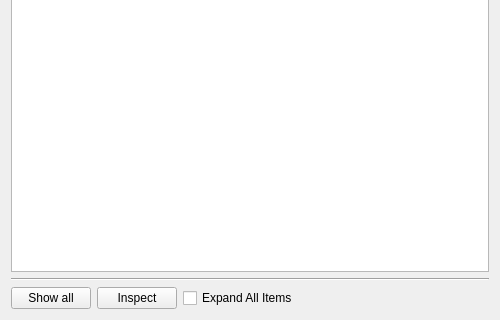
Old version of the form View/ui/render_data.ui in the repository ckreisl/emca; both pictures show x 0 to 500 and y 180 to 500 of the 500 by 500 pixel window.
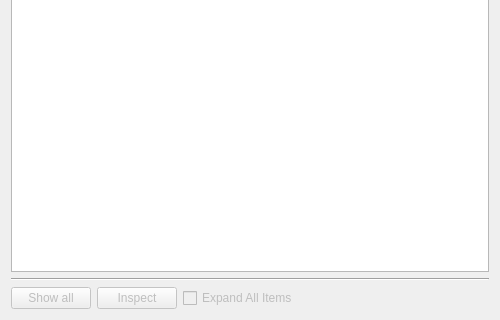
New version of the form.

Commit message: render data btns will be enabled if data is available, modified connect ui which will not close if a connection error happens

The edit to the form file:
```diff
--- a/View/ui/render_data.ui
+++ b/View/ui/render_data.ui
@@ -78,6 +78,9 @@
     <layout class="QHBoxLayout" name="horizontalLayout">
      <item>
       <widget class="QPushButton" name="btnShowAll">
+       <property name="enabled">
+        <bool>false</bool>
+       </property>
        <property name="text">
         <string>Show all</string>
        </property>
@@ -85,6 +88,9 @@
      </item>
      <item>
       <widget class="QPushButton" name="btnInspect">
+       <property name="enabled">
+        <bool>false</bool>
+       </property>
        <property name="toolTip">
         <string>Inspect current selected path</string>
        </property>
@@ -95,6 +101,9 @@
      </item>
      <item>
       <widget class="QCheckBox" name="cbExpand">
+       <property name="enabled">
+        <bool>false</bool>
+       </property>
        <property name="text">
         <string>Expand All Items</string>
        </property>
```
The commit also changes 3 other files.
